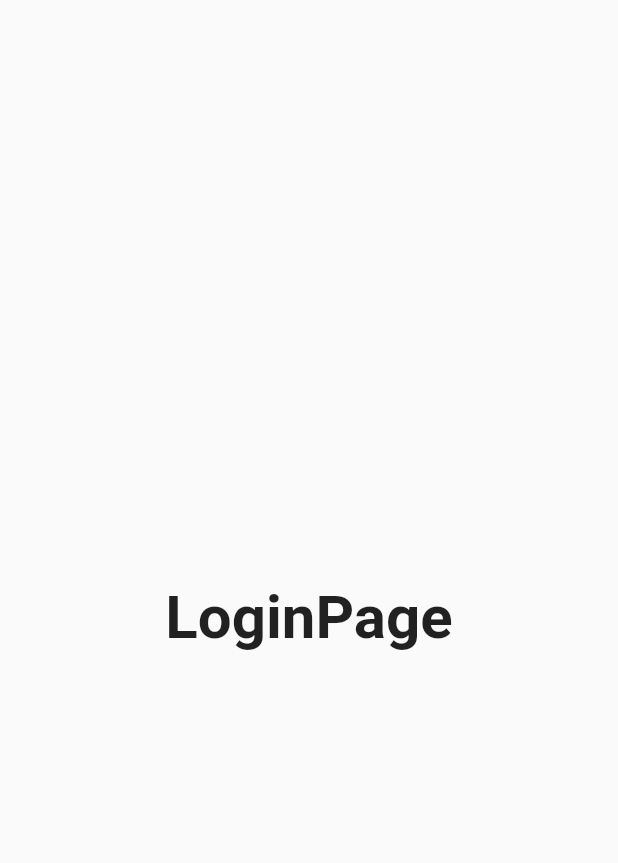
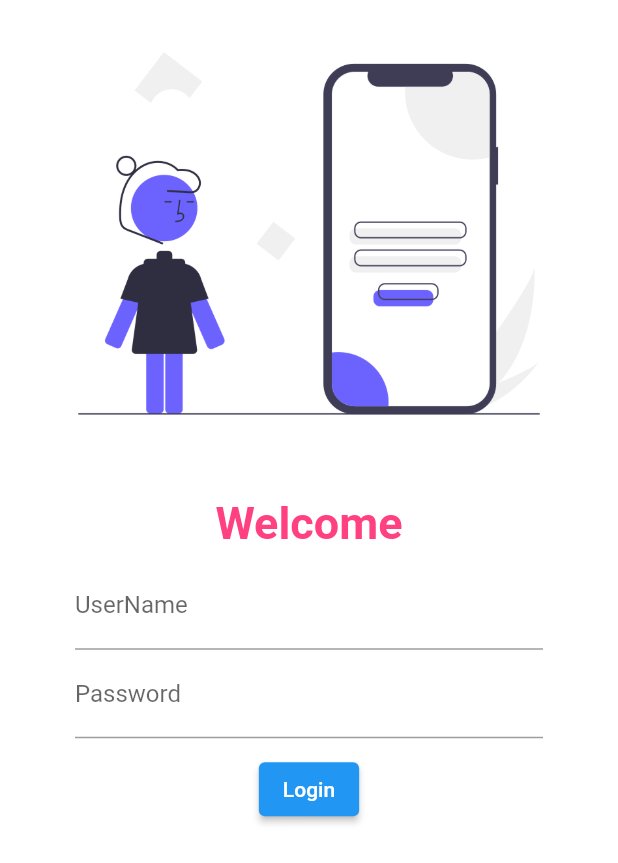
Before and after one commit to Abdurrasheed99/The-AskStore, a Flutter app: the screen it shows after launch, on a phone screen of 412 x 824 dp. Shown: the top 863 px of the screen. Run offline on Flutter 3.47's test engine with Material 2 defaults, Android fonts, the phone set to English and light mode, and no system bars; our stand-ins replace google_fonts; project files that could hold a hidden picture were left out.

Commit message:
day4complete

```diff
--- a/lib/pages/home2.dart
+++ b/lib/pages/home2.dart
@@ -1,13 +1,56 @@
 import 'package:flutter/material.dart';
+import 'package:google_fonts/google_fonts.dart';
 
 class HomePage1 extends StatelessWidget {
   @override
   Widget build(BuildContext context) {
     return Material(
+      color: Colors.white,
       child: Center(
-          child: Text(
-        "LoginPage",
-        style: TextStyle(fontSize: 40.0, fontWeight: FontWeight.bold),
+          child: Column(
+        children: [
+          Image.asset(
+            "asserts/images/undraw_Mobile_login_re_9ntv.png",
+            fit: BoxFit.cover,
+          ),
+          SizedBox(
+            height: 20,
+          ),
+          Text(
+            "Welcome",
+            style: TextStyle(
+              fontSize: 30.0,
+              fontWeight: FontWeight.bold,
+              // fontFamily: GoogleFonts.lato().fontFamily,
+              color: Colors.pinkAccent,
+            ),
+          ),
+          Padding(
+            padding: EdgeInsets.fromLTRB(50, 8, 50, 8),
+            child: Column(
+              children: [
+                TextFormField(
+                  decoration: InputDecoration(
+                      hintText: "user name or mobile no",
+                      labelText: "UserName"),
+                ),
+                TextFormField(
+                  obscureText: true,
+                  decoration: InputDecoration(
+                      hintText: "password", labelText: "Password"),
+                ),
+                SizedBox(
+                  height: 10,
+                ),
+                ElevatedButton(
+                    onPressed: () {
+                      print("loginbutton pressed");
+                    },
+                    child: Text("Login")),
+              ],
+            ),
+          ),
+        ],
       )),
     );
   }
--- a/pubspec.yaml
+++ b/pubspec.yaml
@@ -28,6 +28,7 @@ dependencies:
   # The following adds the Cupertino Icons font to your application.
   # Use with the CupertinoIcons class for iOS style icons.
   cupertino_icons: ^1.0.0
+  google_fonts: ^2.1.0
 
 dev_dependencies:
   flutter_test:
@@ -46,7 +47,7 @@ flutter:
 
   # To add assets to your application, add an assets section, like this:
   assets:
-    - images/
+    - asserts/images/
 
   # An image asset can refer to one or more resolution-specific "variants", see
   # https://flutter.dev/assets-and-images/#resolution-aware.
```
Also changed, not shown: asserts/images/facebook.png (renamed from asserts/facebook.png), asserts/images/undraw_Mobile_login_re_9ntv.png (added), asserts/images/undraw_secure_login_pdn4.png (added), pubspec.lock.
